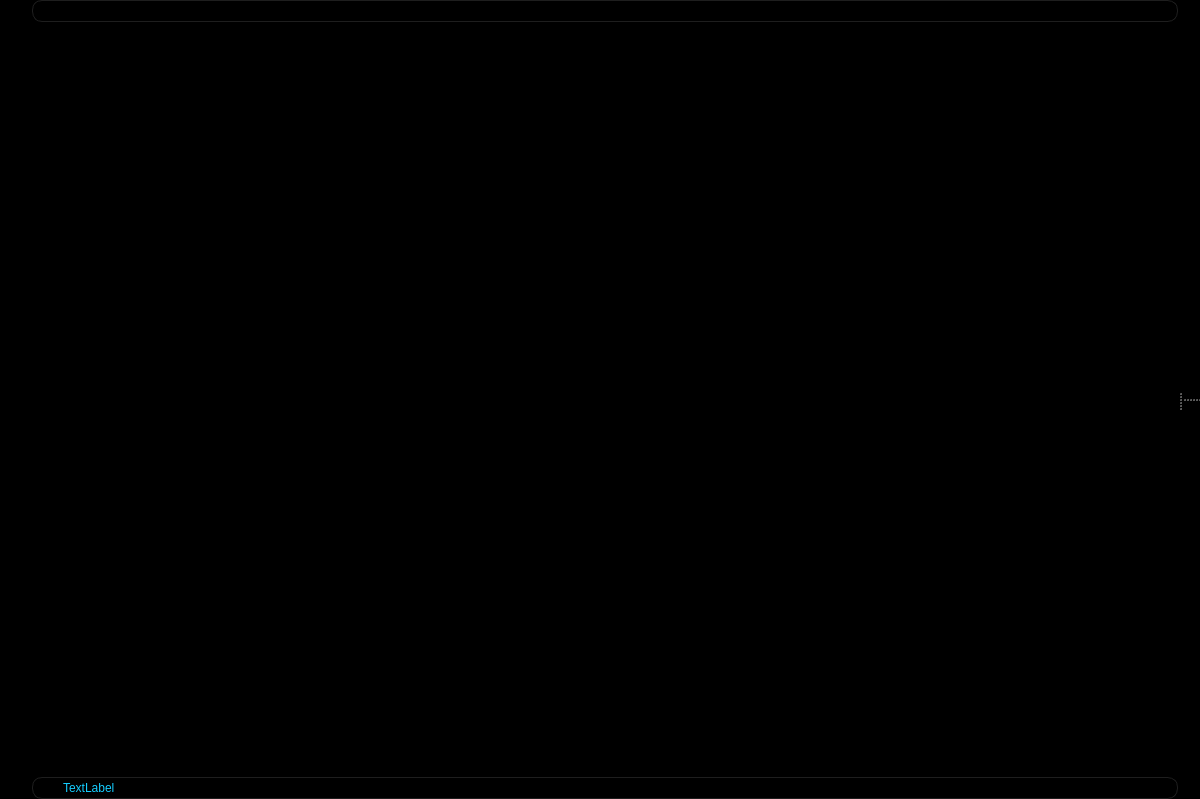
Above: assets/PlayerMainWindow.ui from ifreddyrod/SpyderPlayer before the change. Below: the same form after it.
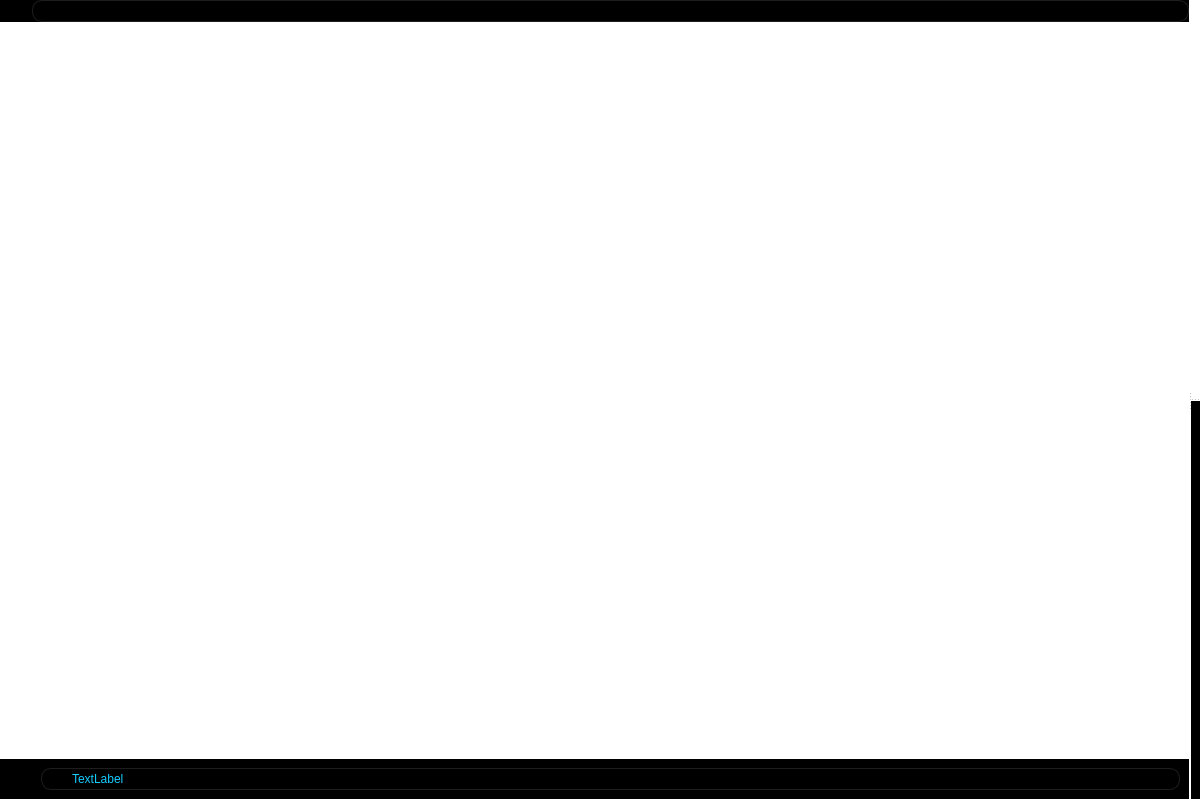
That is the form after the change. Icons and pictures are not drawn.

Commit message: - Modified the main ui to better handle the vlc player by setting the splitters back - Modified the SpyderPlayerApp to hide the splitters when in full screen and show them when the playlists are visible - Commented out previous code at hiding the strange rectangle on the vlc video widget (was not working on Linux) - Added slightly different args for initializing the vlcInstance for Linux vs other OSs.

What changed in the file:
```diff
--- a/assets/PlayerMainWindow.ui
+++ b/assets/PlayerMainWindow.ui
@@ -30,10 +30,10 @@
     <normaloff>:/icons/icons/spider.png</normaloff>:/icons/icons/spider.png</iconset>
   </property>
   <property name="styleSheet">
-   <string notr="true">color: white;
-background-color: black;</string>
+   <string notr="true">color:  white;
+background-color: transparent;</string>
   </property>
-  <layout class="QVBoxLayout" name="verticalLayout_3">
+  <layout class="QVBoxLayout" name="verticalLayout" stretch="0">
    <property name="spacing">
     <number>0</number>
    </property>
@@ -51,29 +51,23 @@
    </property>
    <item>
     <widget class="QSplitter" name="Horizontal_splitter">
-     <property name="minimumSize">
-      <size>
-       <width>0</width>
-       <height>0</height>
-      </size>
-     </property>
      <property name="styleSheet">
-      <string notr="true">background-color: rgb(0, 0, 0);
-
-QSplitter::handle
-{
-    background-color: transparent;
-}
-</string>
+      <string notr="true"/>
+     </property>
+     <property name="frameShape">
+      <enum>QFrame::Shape::NoFrame</enum>
+     </property>
+     <property name="frameShadow">
+      <enum>QFrame::Shadow::Plain</enum>
      </property>
      <property name="lineWidth">
-      <number>4</number>
+      <number>0</number>
      </property>
      <property name="orientation">
       <enum>Qt::Orientation::Horizontal</enum>
      </property>
      <property name="handleWidth">
-      <number>4</number>
+      <number>2</number>
      </property>
      <widget class="QWidget" name="horizontalLayoutWidget">
       <layout class="QHBoxLayout" name="horizontalLayout">
@@ -89,15 +83,31 @@
           <number>0</number>
          </property>
          <item>
-          <layout class="QVBoxLayout" name="verticalLayout_2" stretch="1,100,0">
+          <layout class="QVBoxLayout" name="verticalLayout_2" stretch="0,100,0">
            <property name="spacing">
             <number>0</number>
            </property>
            <item>
-            <layout class="QHBoxLayout" name="searchLayout" stretch="0,0">
+            <widget class="QWidget" name="SearchBar" native="true">
+             <property name="styleSheet">
+              <string notr="true">background-color: black;</string>
+             </property>
+             <layout class="QHBoxLayout" name="searchLayout" stretch="0,30">
              <property name="spacing">
               <number>0</number>
              </property>
+              <property name="leftMargin">
+               <number>0</number>
+              </property>
+              <property name="topMargin">
+               <number>0</number>
+              </property>
+              <property name="rightMargin">
+               <number>0</number>
+              </property>
+              <property name="bottomMargin">
+               <number>0</number>
+              </property>
              <item>
               <widget class="QPushButton" name="Search_button">
                <property name="sizePolicy">
@@ -142,7 +152,7 @@
              <item>
               <widget class="QLineEdit" name="Query_input">
                <property name="sizePolicy">
-                <sizepolicy hsizetype="Expanding" vsizetype="Expanding">
+                 <sizepolicy hsizetype="Preferred" vsizetype="Preferred">
                  <horstretch>0</horstretch>
                  <verstretch>0</verstretch>
                 </sizepolicy>
@@ -175,7 +185,7 @@
 	border: 1px solid rgb(30, 30, 30);
 	background-color: black;
 	border-radius: 10px;
-	padding-left: 25px;
+	padding-left: 0px;
 	color: rgb(20, 205, 255); 
 }</string>
                </property>
@@ -191,6 +201,7 @@
               </widget>
              </item>
             </layout>
+            </widget>
            </item>
            <item>
             <widget class="QTreeWidget" name="PlayList_tree">
@@ -232,7 +243,11 @@
             </widget>
            </item>
            <item>
-            <layout class="QHBoxLayout" name="bottomhorizontalLayout">
+            <widget class="QWidget" name="OptionsStatusBar" native="true">
+             <property name="styleSheet">
+              <string notr="true">background-color: black;</string>
+             </property>
+             <layout class="QHBoxLayout" name="OptionsStatusLayout">
              <property name="spacing">
               <number>0</number>
              </property>
@@ -307,6 +322,7 @@
               </widget>
              </item>
             </layout>
+            </widget>
            </item>
           </layout>
          </item>
@@ -315,17 +331,23 @@
       </layout>
      </widget>
      <widget class="QWidget" name="horizontalLayoutWidget_2">
-      <layout class="QVBoxLayout" name="verticalLayout" stretch="0">
+      <layout class="QVBoxLayout" name="VideoPlayerLayout" stretch="0">
        <property name="spacing">
         <number>0</number>
        </property>
        <item>
         <widget class="QSplitter" name="Vertical_splitter">
+         <property name="frameShape">
+          <enum>QFrame::Shape::NoFrame</enum>
+         </property>
+         <property name="lineWidth">
+          <number>0</number>
+         </property>
          <property name="orientation">
           <enum>Qt::Orientation::Vertical</enum>
          </property>
          <property name="handleWidth">
-          <number>4</number>
+          <number>2</number>
          </property>
          <widget class="QWidget" name="verticalLayoutWidget_3">
           <layout class="QVBoxLayout" name="topverticalLayout">
@@ -343,14 +365,14 @@
                <verstretch>0</verstretch>
               </sizepolicy>
              </property>
-             <property name="styleSheet">
-              <string notr="true"/>
-             </property>
             </widget>
            </item>
           </layout>
          </widget>
-         <widget class="QWidget" name="verticalLayoutWidget">
+         <widget class="QWidget" name="ControlPanelWidget" native="true">
+          <property name="styleSheet">
+           <string notr="true">background-color: black;</string>
+          </property>
           <layout class="QVBoxLayout" name="bottomverticalLayout">
            <property name="spacing">
             <number>0</number>
```
Left out of the diff: 16 changed lines with no effect on the pictures. Lines whose indentation alone changed are shown as unchanged. The commit also changes 2 other files.
